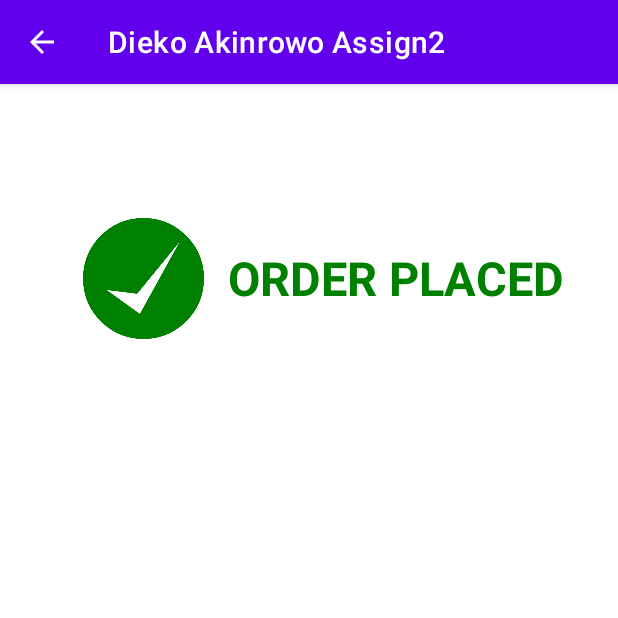
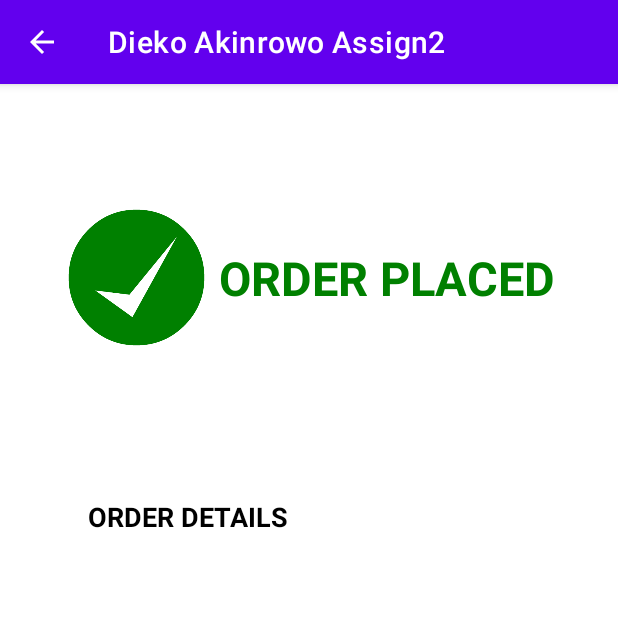
Before and after one commit to MofifoluwaLekeAkinrowo3651/Basic-Pizza-Android-App, an Android app: the AkinrowoActivity2 screen opened directly, with no data from a screen before it, after a tap on "ORDER", on a phone screen of 412 x 824 dp, the top half of it. Run offline under Robolectric (Android 15) with nearby library versions, the phone set to English and light mode, and no system bars.

Commit message:
Commit. Passed user input from payment screen to checkout screen

```diff
--- a/DiekoAssign22/src/main/java/dieko/akinrowo/n01343651/AkinrowoActivity.java
+++ b/DiekoAssign22/src/main/java/dieko/akinrowo/n01343651/AkinrowoActivity.java
@@ -54,16 +54,13 @@ public class AkinrowoActivity extends AppCompatActivity {
             public void onClick(View v) {
                 String error = new String();
                 if(!small.isChecked() && !medium.isChecked() && !large.isChecked() && !xlarge.isChecked()) {
-                    error+="" +
-                            "Please select size.";
+                    error+="Please select size.\n";
                 }
                 if(!panmade.isChecked() && !flat.isChecked() && !tossed.isChecked()) {
-                    error+="\n" +
-                            "Please select type.";
+                    error+="Please select type.\n" ;
                 }
                 if(!pepperoni.isChecked() && !chicken.isChecked() && !olives.isChecked() && !xcheese.isChecked() && !pineapple.isChecked() && !bbqs.isChecked()) {
-                    error+="\n" +
-                            "Please choose at least once topping.";
+                    error+="Please choose at least once topping.";
                 }
                 if((small.isChecked() || medium.isChecked() || large.isChecked() || xlarge.isChecked()) &&
                   (panmade.isChecked() || flat.isChecked() || tossed.isChecked()) &&
--- a/DiekoAssign22/src/main/java/dieko/akinrowo/n01343651/AkinrowoActivity2.java
+++ b/DiekoAssign22/src/main/java/dieko/akinrowo/n01343651/AkinrowoActivity2.java
@@ -31,6 +31,26 @@ public class AkinrowoActivity2 extends AppCompatActivity implements AdapterView.
         EditText sec_pin = findViewById(R.id.diekoet3);
         EditText postcode = findViewById(R.id.diekopostc);
         EditText address = findViewById(R.id.diekoaddress);
+
+        Spinner province = findViewById(R.id.dieko_province);
+        province.setOnItemSelectedListener(this);
+        List<String> provinces = new ArrayList<>();
+        provinces.add("Alberta");
+        provinces.add("British Columbia");
+        provinces.add("Manitoba");
+        provinces.add("New Brunswick");
+        provinces.add("Newfoundland and Labrador");
+        provinces.add("Nunavut");
+        provinces.add("Ontario");
+        provinces.add("Prince Edward Island");
+        provinces.add("Quebec");
+        provinces.add("Saskatchewan");
+        provinces.add("Yukon");
+
+
+        ArrayAdapter array = new ArrayAdapter(this, android.R.layout.simple_spinner_item, provinces);
+        array.setDropDownViewResource(android.R.layout.simple_spinner_dropdown_item);
+        province.setAdapter(array);
 
         Button order = findViewById(R.id.diekoorder);
         order.setOnClickListener(v -> {
@@ -96,36 +116,17 @@ public class AkinrowoActivity2 extends AppCompatActivity implements AdapterView.
                 }
             });
 
-            Spinner province = findViewById(R.id.dieko_province);
-            province.setOnItemSelectedListener(this);
-            List<String> provinces = new ArrayList<>();
-            provinces.add("Alberta");
-            provinces.add("British Columbia");
-            provinces.add("Manitoba");
-            provinces.add("New Brunswick");
-            provinces.add("Newfoundland and Labrador");
-            provinces.add("Nunavut");
-            provinces.add("Ontario");
-            provinces.add("Prince Edward Island");
-            provinces.add("Quebec");
-            provinces.add("Saskatchewan");
-            provinces.add("Yukon");
+            TextView checkoutname = findViewById(R.id.diekoet);
+            TextView checkoutaddress = findViewById(R.id.diekoaddress);
+            TextView checkoutpostc = findViewById(R.id.diekopostc);
+            RadioButton size = findViewById(R.id.diekosm);
 
+            Intent intent = new Intent(AkinrowoActivity2.this, AkinrowoActivity3.class);
+            intent.putExtra("Name", checkoutname.getText().toString());
+            intent.putExtra("Address", checkoutaddress.getText().toString());
+            intent.putExtra("Postcode", checkoutpostc.getText().toString());
 
-            ArrayAdapter array = new ArrayAdapter(this, android.R.layout.simple_spinner_item, provinces);
-            array.setDropDownViewResource(android.R.layout.simple_spinner_dropdown_item);
-            province.setAdapter(array);
-
-        TextView checkoutname = findViewById(R.id.diekoet);
-        TextView checkoutaddress = findViewById(R.id.diekoaddress);
-        TextView checkoutpostc= findViewById(R.id.diekopostc);
-
-        Intent intent = new Intent(AkinrowoActivity2.this,AkinrowoActivity3.class);
-        intent.putExtra("Name", checkoutname.getText().toString());
-        intent.putExtra("Address", checkoutaddress.getText().toString());
-        intent.putExtra("Postcode", checkoutpostc.getText().toString());
-        startActivity(intent);
-
+            startActivity(intent);
         });
 
 //        TextView checkoutname = findViewById(R.id.diekoet);
@@ -136,7 +137,7 @@ public class AkinrowoActivity2 extends AppCompatActivity implements AdapterView.
 //        intent.putExtra("Name", checkoutname.getText().toString());
 //        intent.putExtra("Address", checkoutaddress.getText().toString());
 //        intent.putExtra("Postcode", checkoutpostc.getText().toString());
-//        startActivity(intent);
+//
     }
 
         @Override
@@ -148,7 +149,4 @@ public class AkinrowoActivity2 extends AppCompatActivity implements AdapterView.
 //do nothing
         }
 
-
-
-
 }
--- a/DiekoAssign22/src/main/java/dieko/akinrowo/n01343651/AkinrowoActivity3.java
+++ b/DiekoAssign22/src/main/java/dieko/akinrowo/n01343651/AkinrowoActivity3.java
@@ -2,6 +2,10 @@ package dieko.akinrowo.n01343651;
 
 import android.content.Intent;
 import android.os.Bundle;
+import android.view.View;
+import android.widget.RadioButton;
+import android.widget.RadioGroup;
+import android.widget.Spinner;
 import android.widget.TextView;
 
 import androidx.appcompat.app.AppCompatActivity;
@@ -16,16 +20,13 @@ public class AkinrowoActivity3 extends AppCompatActivity {
         setContentView(activity_final);
         getSupportActionBar().setDisplayHomeAsUpEnabled(true);
 
-//        TextView UserInput1 = findViewById(R.id.diekoet);
-////        TextView UserInput2 = findViewById(R.id.diekoaddress);
-////        TextView UserInput3 = findViewById(R.id.diekopostc);
-//        Intent intent = getIntent();
-////        String str1 = intent.getStringExtra("Name");
-////        String str2 = intent.getStringExtra("Address");
-////        String str3 = intent.getStringExtra("Postcode");
-//
-//        UserInput1.setText(getIntent().getStringExtra("Name"));
-//        UserInput1.setText(getIntent().getStringExtra("Name"));
-//        UserInput1.setText(getIntent().getStringExtra("Name"));
+        TextView UserInput1 = findViewById(R.id.diekoname_view);
+        TextView UserInput2 = findViewById(R.id.diekoaddress_View);
+        TextView UserInput3 = findViewById(R.id.diekospinnerView);
+        UserInput1.setText(getIntent().getStringExtra("Name"));
+        UserInput2.setText(getIntent().getStringExtra("Address"));
+        UserInput3.setText(getIntent().getStringExtra("Postcode"));
+
+
     }
 }
--- a/DiekoAssign22/src/main/res/layout/activity_final.xml
+++ b/DiekoAssign22/src/main/res/layout/activity_final.xml
@@ -8,10 +8,10 @@
 
     <ImageView
         android:id="@+id/imageView"
-        android:layout_width="87dp"
-        android:layout_height="91dp"
-        android:layout_marginStart="52dp"
-        android:layout_marginTop="84dp"
+        android:layout_width="102dp"
+        android:layout_height="98dp"
+        android:layout_marginStart="40dp"
+        android:layout_marginTop="80dp"
         app:layout_constraintStart_toStartOf="parent"
         app:layout_constraintTop_toTopOf="parent"
         app:srcCompat="@drawable/checkmark" />
@@ -19,41 +19,67 @@
     <TextView
         android:id="@+id/textView"
         style="@style/order_text"
-        android:layout_width="wrap_content"
-        android:layout_height="46dp"
+        android:layout_width="258dp"
+        android:layout_height="50dp"
         android:layout_marginTop="108dp"
-        android:layout_marginEnd="36dp"
+        android:layout_marginEnd="8dp"
         android:text="@string/order_placed"
         app:layout_constraintEnd_toEndOf="parent"
         app:layout_constraintTop_toTopOf="parent" />
 
     <TextView
+        android:id="@+id/reciept"
+        style="@style/regular_text2"
+        android:layout_width="wrap_content"
+        android:layout_height="wrap_content"
+        android:layout_marginTop="276dp"
+        android:layout_marginEnd="220dp"
+        android:text="@string/order_details"
+        app:layout_constraintEnd_toEndOf="parent"
+        app:layout_constraintTop_toTopOf="parent" />
+
+    <TextView
         android:id="@+id/diekoname_view"
-        android:layout_width="272dp"
-        android:layout_height="38dp"
-        android:layout_marginStart="56dp"
-        android:layout_marginTop="196dp"
+        style="@style/regular_text"
+        android:layout_width="wrap_content"
+        android:layout_height="wrap_content"
+        android:layout_marginStart="52dp"
+        android:layout_marginTop="324dp"
         android:text=""
         app:layout_constraintStart_toStartOf="parent"
         app:layout_constraintTop_toTopOf="parent" />
 
     <TextView
         android:id="@+id/diekoaddress_View"
-        android:layout_width="272dp"
-        android:layout_height="38dp"
-        android:layout_marginStart="56dp"
-        android:layout_marginTop="240dp"
+        style="@style/regular_text"
+        android:layout_width="wrap_content"
+        android:layout_height="wrap_content"
+        android:layout_marginStart="52dp"
+        android:layout_marginTop="352dp"
         android:text=""
         app:layout_constraintStart_toStartOf="parent"
         app:layout_constraintTop_toTopOf="parent" />
 
     <TextView
         android:id="@+id/diekospinnerView"
-        android:layout_width="272dp"
-        android:layout_height="38dp"
-        android:layout_marginStart="56dp"
-        android:layout_marginTop="288dp"
+        style="@style/regular_text"
+        android:layout_width="wrap_content"
+        android:layout_height="wrap_content"
+        android:layout_marginStart="52dp"
+        android:layout_marginTop="376dp"
         android:text=""
         app:layout_constraintStart_toStartOf="parent"
         app:layout_constraintTop_toTopOf="parent" />
+
+    <!--    <TextView-->
+<!--        android:id="@+id/diekoprovinceview"-->
+<!--        style="@style/regular_text"-->
+<!--        android:layout_width="272dp"-->
+<!--        android:layout_height="38dp"-->
+<!--        android:layout_marginStart="52dp"-->
+<!--        android:layout_marginBottom="208dp"-->
+<!--        android:text=""-->
+<!--        app:layout_constraintBottom_toBottomOf="parent"-->
+<!--        app:layout_constraintStart_toStartOf="parent" />-->
+
 </androidx.constraintlayout.widget.ConstraintLayout>
--- a/DiekoAssign22/src/main/res/layout/activity_third.xml
+++ b/DiekoAssign22/src/main/res/layout/activity_third.xml
@@ -24,7 +24,7 @@
         android:layout_marginStart="16dp"
         android:layout_marginBottom="532dp"
         android:ems="20"
-        android:digits="abcdefghijklmnopqrstuvwxyz"
+        android:digits="abcdefghijklmnopqrstuvwxyzABCDEFGHIJKLMNOPQRSTUVWXYZ "
         android:inputType="textPersonName"
         android:hint="@string/name_hint"
         app:layout_constraintBottom_toBottomOf="parent"
@@ -36,8 +36,9 @@
         android:layout_height="59dp"
         android:layout_marginStart="16dp"
         android:layout_marginBottom="464dp"
-        android:ems="19"
+        android:ems="16"
         android:inputType="numberSigned"
+        android:digits="1234567890 "
         android:hint="@string/cc_num_hint"
         app:layout_constraintBottom_toBottomOf="parent"
         app:layout_constraintStart_toStartOf="parent" />
@@ -80,8 +81,9 @@
         android:layout_height="49dp"
         android:layout_marginEnd="172dp"
         android:layout_marginBottom="416dp"
-        android:ems="7"
+        android:ems="6"
         android:hint="@string/post_code"
+        android:digits="abcdefghijklmnopqrstuvwxyzABCDEFGHIJKLMNOPQRSTUVWXYZ1234567890 "
         android:inputType="textPostalAddress"
         app:layout_constraintBottom_toBottomOf="parent"
         app:layout_constraintEnd_toEndOf="parent" />
--- a/DiekoAssign22/src/main/res/values/strings.xml
+++ b/DiekoAssign22/src/main/res/values/strings.xml
@@ -42,5 +42,6 @@
     <string name="enter_name">Please enter name</string>
     <string name="enter_card">Please card number</string>
     <string name="order_placed">ORDER PLACED</string>
+    <string name="order_details">ORDER DETAILS</string>
 
 </resources>
```
